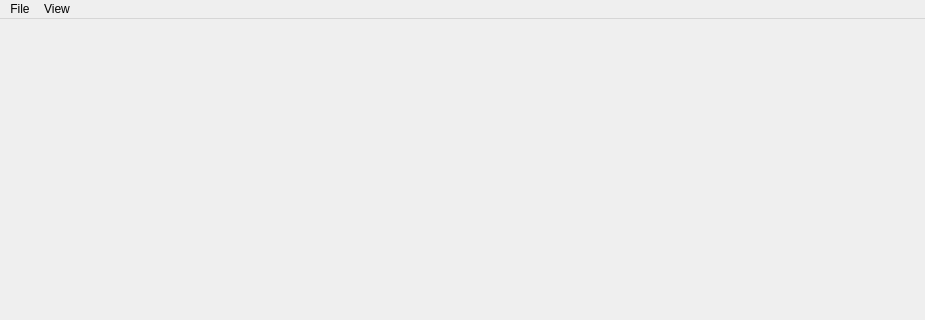
Before: the Qt Designer form src/zoo/ui/zoo.ui in CMSM-VCU/zoo, drawn with Qt 5; both pictures show x 0 to 925 and y 0 to 320 of the 925 by 743 pixel window.
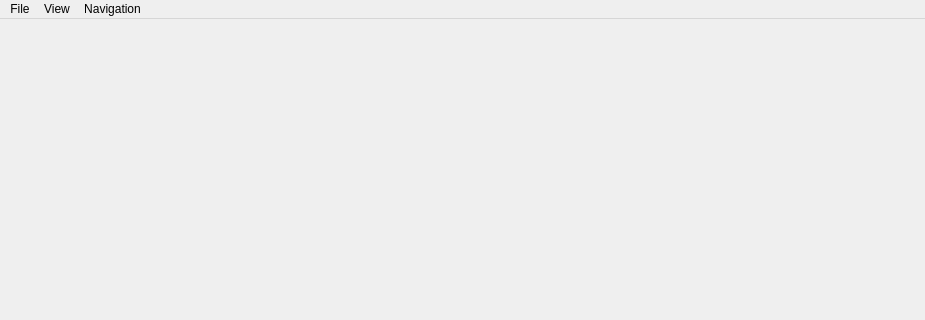
After: the same form once the commit is applied.

Commit message: Add keyboard shortcuts for timestep navigation

Patch:
```diff
--- a/src/zoo/ui/zoo.ui
+++ b/src/zoo/ui/zoo.ui
@@ -88,8 +88,18 @@
     <addaction name="actionDuplicate"/>
     <addaction name="actionClear_Grid_Cache"/>
    </widget>
+   <widget class="QMenu" name="menuNavigation">
+    <property name="title">
+     <string>Navigation</string>
+    </property>
+    <addaction name="actionFirst_Timestep"/>
+    <addaction name="actionPrevious_Timestep"/>
+    <addaction name="actionNext_Timestep"/>
+    <addaction name="actionLast_Timestep"/>
+   </widget>
    <addaction name="menuFile"/>
    <addaction name="menuView"/>
+   <addaction name="menuNavigation"/>
   </widget>
   <action name="actionOpen">
    <property name="text">
```
Left out of the diff: 32 changed lines with no effect on the pictures. The commit also changes 3 other files.
